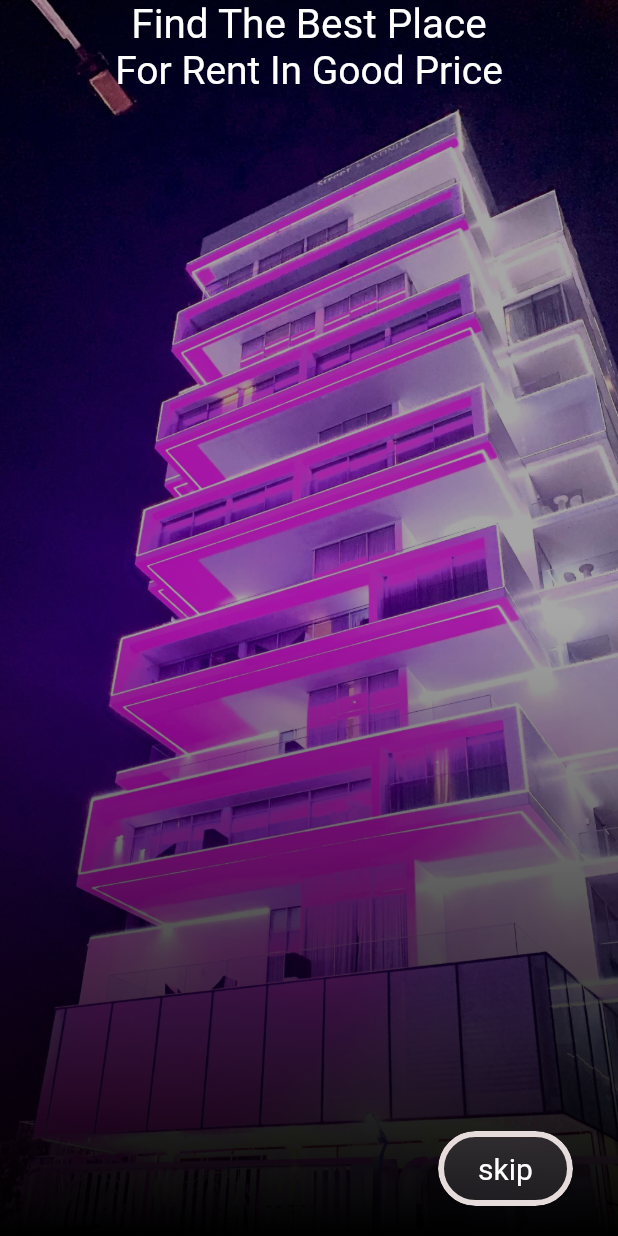
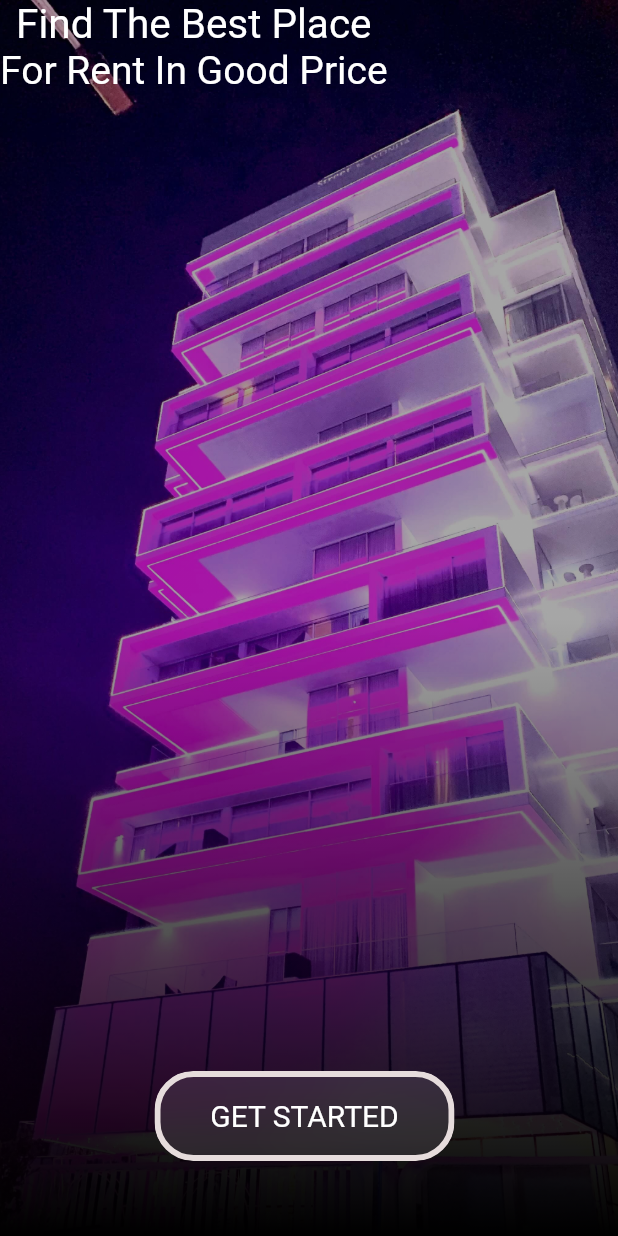
Before and after one commit to OscarNii/landlords, a Flutter app: the screen it shows after launch, on a phone screen of 412 x 824 dp. Run offline on Flutter 3.47's test engine with Material 2 defaults, Android fonts, the phone set to English and light mode, and no system bars; our stand-ins replace google_nav_bar, sign_in_button.

Commit message:
bugs generated

```diff
--- a/lib/Page View/pageview1.dart
+++ b/lib/Page View/pageview1.dart
@@ -38,13 +38,11 @@ class PageView1 extends StatelessWidget {
               child: SelectionArea(
                   child: Column(
                 children: [
-                  Center(
-                    child: Text(
+                  Text(
                     "Find The Best Place",
                     style: TextStyle(
                       color: Colors.white,
                       fontSize: 27,
-                      ),
                     ),
                   ),
                   Text("For Rent In Good Price")
@@ -52,15 +50,15 @@ class PageView1 extends StatelessWidget {
               )),
             ),
             Positioned(
-                bottom: 20,
-                right: 30,
+                bottom: 50,
+                right: 109,
                 child: ClipRRect(
                   borderRadius: BorderRadius.circular(25),
                   child: BackdropFilter(
                     filter: ImageFilter.blur(sigmaX: 15, sigmaY: 15),
                     child: Container(
-                      width: 90,
-                      height: 50,
+                      width: 200,
+                      height: 60,
                       decoration: BoxDecoration(
                         color:
                             const Color.fromARGB(41, 255, 255, 255).withOpacity(
@@ -82,7 +80,7 @@ class PageView1 extends StatelessWidget {
                             );
                           },
                           child: const Text(
-                            "skip",
+                            "GET STARTED",
                             style: TextStyle(
                                 fontSize: 20,
                                 color: Colors.white,
@@ -97,13 +95,21 @@ class PageView1 extends StatelessWidget {
         ),
         Stack(
           children: [
-            Container(
+            ShaderMask(
+              shaderCallback: (bounds) => const LinearGradient(
+                colors: [Colors.black, Colors.black12],
+                begin: Alignment.bottomCenter,
+                end: Alignment.center,
+              ).createShader(bounds),
+              blendMode: BlendMode.darken,
+              child: Container(
                 height: double.infinity,
                 width: double.infinity,
                 decoration: const BoxDecoration(
                     image: DecorationImage(
                         image: AssetImage("assets/housepageview5.jpeg"),
                         fit: BoxFit.cover)),
+              ),
             ),
             Positioned(
                 bottom: 20,
@@ -151,13 +157,21 @@ class PageView1 extends StatelessWidget {
         ),
         Stack(
           children: [
-            Container(
+            ShaderMask(
+              shaderCallback: (bounds) => const LinearGradient(
+                colors: [Colors.black, Colors.black12],
+                begin: Alignment.bottomCenter,
+                end: Alignment.center,
+              ).createShader(bounds),
+              blendMode: BlendMode.darken,
+              child: Container(
                 height: double.infinity,
                 width: double.infinity,
                 decoration: const BoxDecoration(
                     image: DecorationImage(
                         image: AssetImage("assets/hotel.jpg"),
                         fit: BoxFit.cover)),
+              ),
             ),
             Positioned(
                 bottom: 20,
@@ -205,13 +219,21 @@ class PageView1 extends StatelessWidget {
         ),
         Stack(
           children: [
-            Container(
+            ShaderMask(
+              shaderCallback: (bounds) => const LinearGradient(
+                colors: [Colors.black, Colors.black12],
+                begin: Alignment.bottomCenter,
+                end: Alignment.center,
+              ).createShader(bounds),
+              blendMode: BlendMode.darken,
+              child: Container(
                 height: double.infinity,
                 width: double.infinity,
                 decoration: const BoxDecoration(
                     image: DecorationImage(
                         image: AssetImage("assets/housepageview5.jpeg"),
                         fit: BoxFit.cover)),
+              ),
             ),
             Positioned(
                 bottom: 20,
```
Lines whose indentation alone changed are shown as unchanged.
